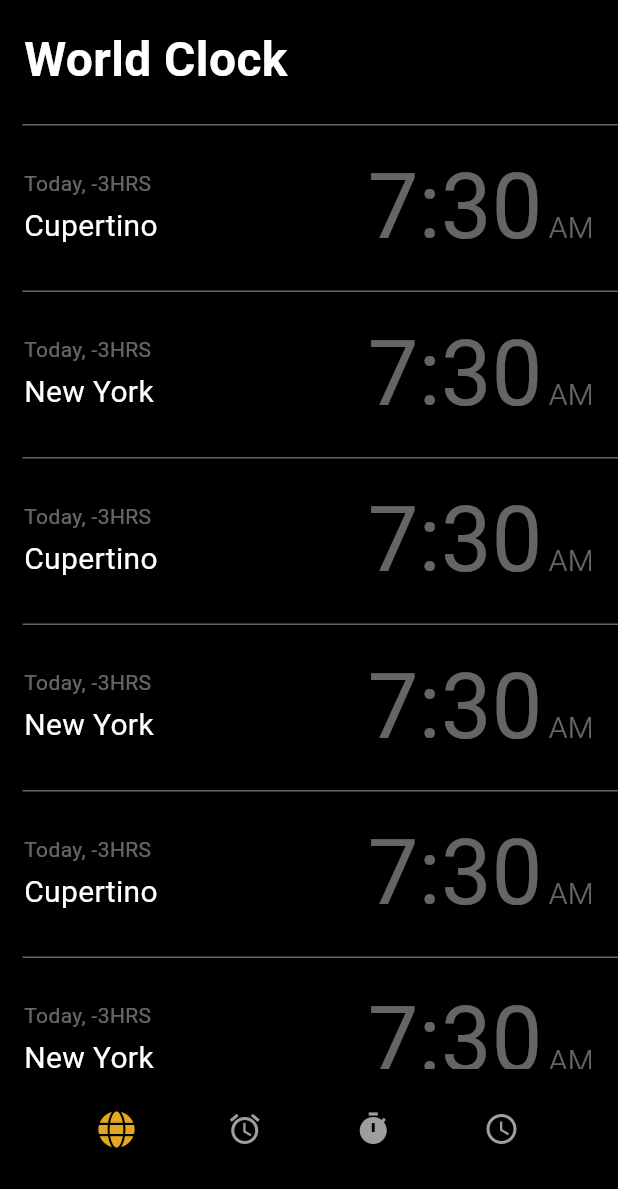
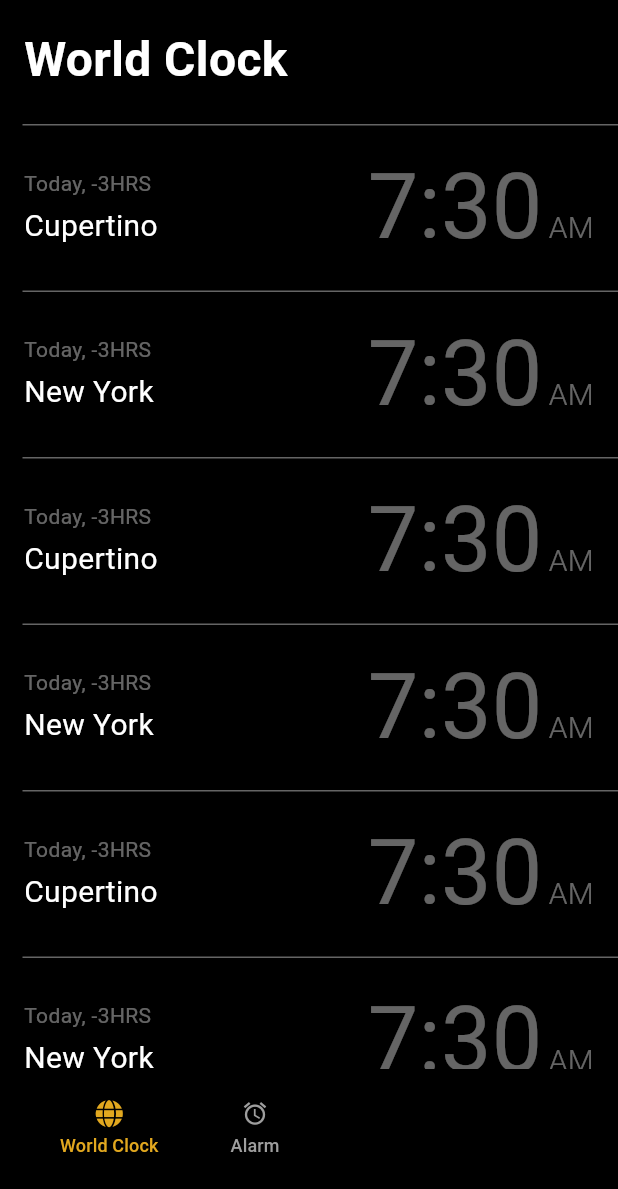
Before and after one commit to muhammadharoon26/Apple-Alarm-App-Clone-Project, a Flutter app: the screen it shows after launch, on a phone screen of 412 x 824 dp, the part 47-1236 px from its top. Run offline on Flutter 3.47's test engine with Material 3 defaults, Android fonts, the light colour scheme and no system bars; our stand-ins replace font_awesome_flutter.

Commit message:
"Replaced IconButton with ElevatedButton in bottom navigation bar, added text labels and styling"

```diff
--- a/apple_clone_alarm_project/lib/main.dart
+++ b/apple_clone_alarm_project/lib/main.dart
@@ -52,60 +52,173 @@ class _MyHomePageState extends State<MyHomePage> {
           TimersPage(),
         ],
       ),
+      // bottomNavigationBar: BottomAppBar(
+      //   color: Colors.black,
+      //   child: Column(
+      //     mainAxisAlignment: MainAxisAlignment.spaceEvenly,
+      //     children: [
+      //       Row(
+      //         // mainAxisAlignment: MainAxisAlignment.spaceEvenly,
+      //         children: [
+      //           ElevatedButton.icon(
+      //               icon: const Icon(FontAwesomeIcons.globe),
+      //               onPressed: () {
+      //                 _controller.animateToPage(0,
+      //                     duration: const Duration(milliseconds: 500),
+      //                     curve: Curves.ease);
+      //               },
+      //               label: Text(
+      //                 'Stopwatch',
+      //                 style: TextStyle(
+      //                     color: _selectedIndex == 0
+      //                         ? const Color.fromARGB(255, 226, 168, 31)
+      //                         : Colors.grey),
+      //               ),
+      //               style: ElevatedButton.styleFrom(
+      //                   iconColor: _selectedIndex == 0
+      //                       ? const Color.fromARGB(255, 226, 168, 31)
+      //                       : Colors.grey,
+      //                   backgroundColor: Colors.black)
+      //               // color: color?Color.fromARGB(255, 226, 168, 31):
+      //               // Text('World Clock')
+      //               ),
+      //           ElevatedButton.icon(
+      //               icon: const Icon(Icons.alarm),
+      //               onPressed: () {
+      //                 _controller.animateToPage(1,
+      //                     duration: const Duration(milliseconds: 500),
+      //                     curve: Curves.ease);
+      //               },
+      //               label: Text(
+      //                 'Alarm',
+      //                 style: TextStyle(
+      //                     color: _selectedIndex == 1
+      //                         ? const Color.fromARGB(255, 226, 168, 31)
+      //                         : Colors.grey),
+      //               ),
+      //               style: ElevatedButton.styleFrom(
+      //                   iconColor: _selectedIndex == 1
+      //                       ? const Color.fromARGB(255, 226, 168, 31)
+      //                       : Colors.grey,
+      //                   backgroundColor: Colors.black)),
+      //           ElevatedButton.icon(
+      //               icon: const Icon(Icons.timer),
+      //               onPressed: () {
+      //                 _controller.animateToPage(2,
+      //                     duration: const Duration(milliseconds: 500),
+      //                     curve: Curves.ease);
+      //               },
+      //               label: Text(
+      //                 'Stopwatch',
+      //                 style: TextStyle(
+      //                     color: _selectedIndex == 2
+      //                         ? const Color.fromARGB(255, 226, 168, 31)
+      //                         : Colors.grey),
+      //               ),
+      //               style: ElevatedButton.styleFrom(
+      //                   iconColor: _selectedIndex == 2
+      //                       ? const Color.fromARGB(255, 226, 168, 31)
+      //                       : Colors.grey,
+      //                   backgroundColor: Colors.black)),
+      //           ElevatedButton.icon(
+      //               icon: const Icon(Icons.schedule),
+      //               onPressed: () {
+      //                 _controller.animateToPage(3,
+      //                     duration: const Duration(milliseconds: 500),
+      //                     curve: Curves.ease);
+      //               },
+      //               label: Text(
+      //                 'Timers',
+      //                 style: TextStyle(
+      //                     color: _selectedIndex == 3
+      //                         ? const Color.fromARGB(255, 226, 168, 31)
+      //                         : Colors.grey),
+      //               ),
+      //               style: ElevatedButton.styleFrom(
+      //                   iconColor: _selectedIndex == 3
+      //                       ? const Color.fromARGB(255, 226, 168, 31)
+      //                       : Colors.grey,
+      //                   backgroundColor: Colors.black)),
+      //         ],
+      //       ),
+      //     ],
+      //   ),
+      // ),
       bottomNavigationBar: BottomAppBar(
         color: Colors.black,
         child: Row(
-          mainAxisAlignment: MainAxisAlignment.spaceEvenly,
+          // mainAxisAlignment: MainAxisAlignment.spaceEvenly,
           children: [
-            IconButton(
-              icon: const Icon(FontAwesomeIcons.globe),
+            ElevatedButton(
               onPressed: () {
                 _controller.animateToPage(0,
                     duration: const Duration(milliseconds: 500),
                     curve: Curves.ease);
+                setState(() {
+                  _selectedIndex = 0;
+                });
               },
-              tooltip: 'World Clock',
+              style: ElevatedButton.styleFrom(
+                backgroundColor: Colors.black,
+              ),
+              child: Column(
+                mainAxisSize: MainAxisSize.min,
+                children: [
+                  Icon(
+                    FontAwesomeIcons.globe,
                     color: _selectedIndex == 0
                         ? const Color.fromARGB(255, 226, 168, 31)
                         : Colors.grey,
-              // color: color?Color.fromARGB(255, 226, 168, 31):
                   ),
-            IconButton(
-              icon: const Icon(Icons.alarm),
+                  const SizedBox(
+                      height: 4), // Add spacing between icon and label
+                  Text(
+                    'World Clock',
+                    style: TextStyle(
+                      color: _selectedIndex == 0
+                          ? const Color.fromARGB(255, 226, 168, 31)
+                          : Colors.grey,
+                      fontSize: 12,
+                    ),
+                  ),
+                ],
+              ),
+            ),
+            ElevatedButton(
               onPressed: () {
                 _controller.animateToPage(1,
                     duration: const Duration(milliseconds: 500),
                     curve: Curves.ease);
+                setState(() {
+                  _selectedIndex = 1;
+                });
               },
-              tooltip: 'Alarm',
+              style: ElevatedButton.styleFrom(
+                backgroundColor: Colors.black,
+              ),
+              child: Column(
+                mainAxisSize: MainAxisSize.min,
+                children: [
+                  Icon(
+                    Icons.alarm,
                     color: _selectedIndex == 1
                         ? const Color.fromARGB(255, 226, 168, 31)
                         : Colors.grey,
                   ),
-            IconButton(
-              icon: const Icon(Icons.timer),
-              onPressed: () {
-                _controller.animateToPage(2,
-                    duration: const Duration(milliseconds: 500),
-                    curve: Curves.ease);
-              },
-              tooltip: 'Stopwatch',
-              color: _selectedIndex == 2
+                  const SizedBox(height: 4),
+                  Text(
+                    'Alarm',
+                    style: TextStyle(
+                      color: _selectedIndex == 1
                           ? const Color.fromARGB(255, 226, 168, 31)
                           : Colors.grey,
+                      fontSize: 12,
                     ),
-            IconButton(
-              icon: const Icon(Icons.schedule),
-              onPressed: () {
-                _controller.animateToPage(3,
-                    duration: const Duration(milliseconds: 500),
-                    curve: Curves.ease);
-              },
-              tooltip: 'Timers',
-              color: _selectedIndex == 3
-                  ? const Color.fromARGB(255, 226, 168, 31)
-                  : Colors.grey,
                   ),
+                ],
+              ),
+            ),
+            // Repeat the structure for the other two buttons
           ],
         ),
       ),
```
Lines whose indentation alone changed are shown as unchanged.
